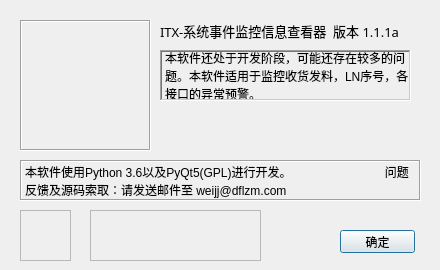
This is System_Event_Watcher/UI_about.ui in ITX-Snowhare/Python_DFLZM_System_Event_Watcher as Qt 5 draws it before an edit. The edited form follows.
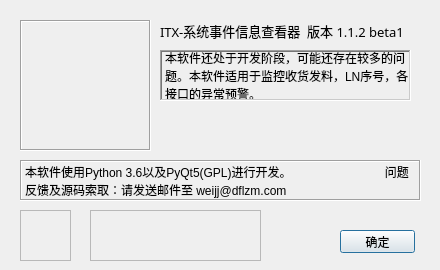
This is the edited form. Icons and pictures are not drawn.

Commit message: 调整了界面

```diff
--- a/System_Event_Watcher/UI_about.ui
+++ b/System_Event_Watcher/UI_about.ui
@@ -66,7 +66,7 @@
     </font>
    </property>
    <property name="text">
-    <string>ITX-系统事件监控信息查看器  版本 1.1.1a</string>
+    <string>ITX-系统事件信息查看器  版本 1.1.2 beta1</string>
    </property>
   </widget>
   <widget class="QLabel" name="label_3">
```
The commit also changes 3 other files.
